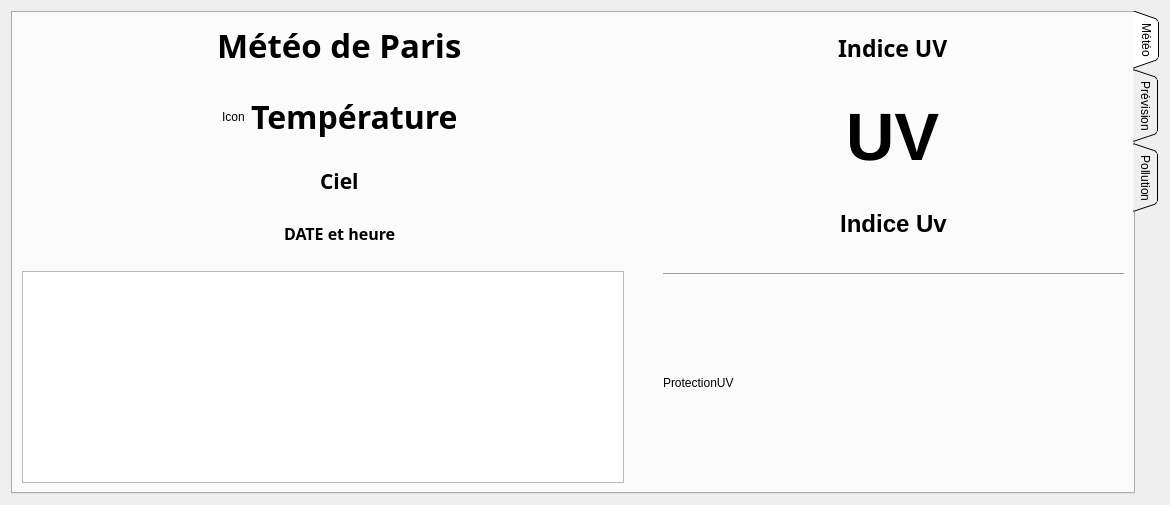
First picture: the form in src/dialogmeteo.ui, repository dibydrams/raspparispi, before the edit.
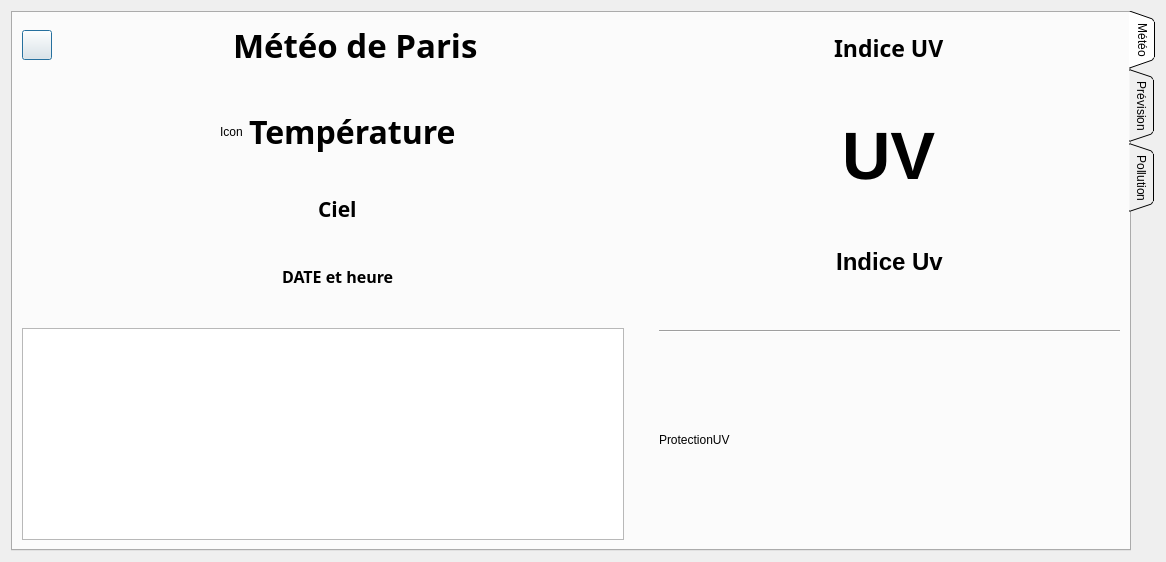
Second picture: the form after the edit. Icons and pictures are not drawn.

Commit message: Update interface météo et ajout boutton quitter

```diff
--- a/src/dialogmeteo.ui
+++ b/src/dialogmeteo.ui
@@ -6,16 +6,28 @@
    <rect>
     <x>0</x>
     <y>0</y>
-    <width>1170</width>
-    <height>503</height>
+    <width>1162</width>
+    <height>558</height>
    </rect>
   </property>
   <property name="windowTitle">
    <string>Météo de Paris</string>
   </property>
-  <layout class="QVBoxLayout" name="verticalLayout_14">
+  <layout class="QVBoxLayout" name="verticalLayout_6">
    <item>
     <widget class="QTabWidget" name="tabWidget">
+     <property name="minimumSize">
+      <size>
+       <width>1144</width>
+       <height>540</height>
+      </size>
+     </property>
+     <property name="maximumSize">
+      <size>
+       <width>1144</width>
+       <height>540</height>
+      </size>
+     </property>
      <property name="tabPosition">
       <enum>QTabWidget::East</enum>
      </property>
@@ -39,13 +51,42 @@
       <attribute name="title">
        <string>Météo</string>
       </attribute>
-      <layout class="QVBoxLayout" name="verticalLayout_13">
+      <layout class="QVBoxLayout" name="verticalLayout_4">
        <item>
-        <layout class="QHBoxLayout" name="horizontalLayout_10">
-         <item>
-          <layout class="QVBoxLayout" name="verticalLayout_6">
+        <layout class="QHBoxLayout" name="horizontalLayout_16">
            <item>
             <layout class="QVBoxLayout" name="verticalLayout">
+           <item>
+            <layout class="QHBoxLayout" name="horizontalLayout_10">
+             <item>
+              <widget class="QPushButton" name="pushButton_close">
+               <property name="minimumSize">
+                <size>
+                 <width>30</width>
+                 <height>30</height>
+                </size>
+               </property>
+               <property name="maximumSize">
+                <size>
+                 <width>30</width>
+                 <height>30</height>
+                </size>
+               </property>
+               <property name="text">
+                <string/>
+               </property>
+               <property name="icon">
+                <iconset resource="iconmeteo.qrc">
+                 <normaloff>:/Icons_meteo/close_1-512.png</normaloff>:/Icons_meteo/close_1-512.png</iconset>
+               </property>
+               <property name="iconSize">
+                <size>
+                 <width>20</width>
+                 <height>20</height>
+                </size>
+               </property>
+              </widget>
+             </item>
              <item alignment="Qt::AlignHCenter">
               <widget class="QLabel" name="labeltitre">
                <property name="font">
@@ -61,6 +102,8 @@
                </property>
               </widget>
              </item>
+            </layout>
+           </item>
              <item>
               <spacer name="verticalSpacer_7">
                <property name="orientation">
@@ -261,8 +304,6 @@
                </property>
               </spacer>
              </item>
-            </layout>
-           </item>
            <item>
             <widget class="QTableView" name="tableView">
              <property name="minimumSize">
@@ -395,7 +436,7 @@
              </property>
             </widget>
            </item>
-           <item alignment="Qt::AlignHCenter">
+           <item>
             <widget class="QLabel" name="label_UVprotection">
              <property name="minimumSize">
               <size>
@@ -424,7 +465,7 @@
       <attribute name="title">
        <string>Prévision</string>
       </attribute>
-      <layout class="QVBoxLayout" name="verticalLayout_4">
+      <layout class="QHBoxLayout" name="horizontalLayout_14">
        <item>
         <layout class="QVBoxLayout" name="verticalLayout_3">
          <item>
```
Left out of the diff: 49 changed lines with no effect on the pictures. Lines whose indentation alone changed are shown as unchanged. The commit also changes 6 other files.
